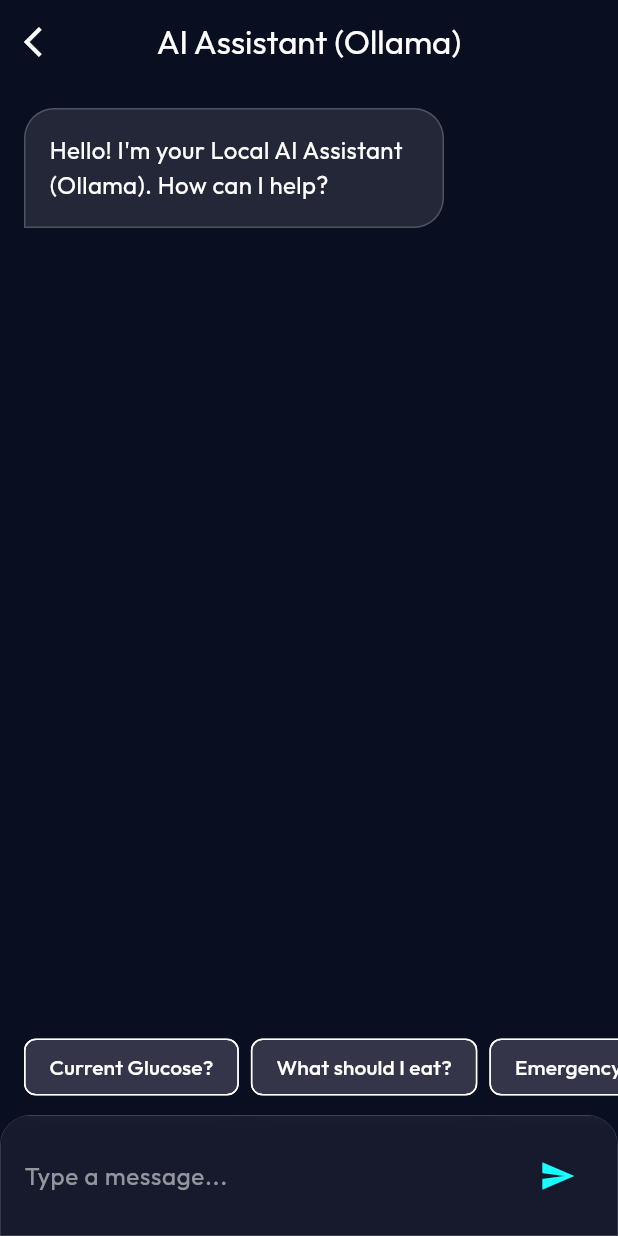
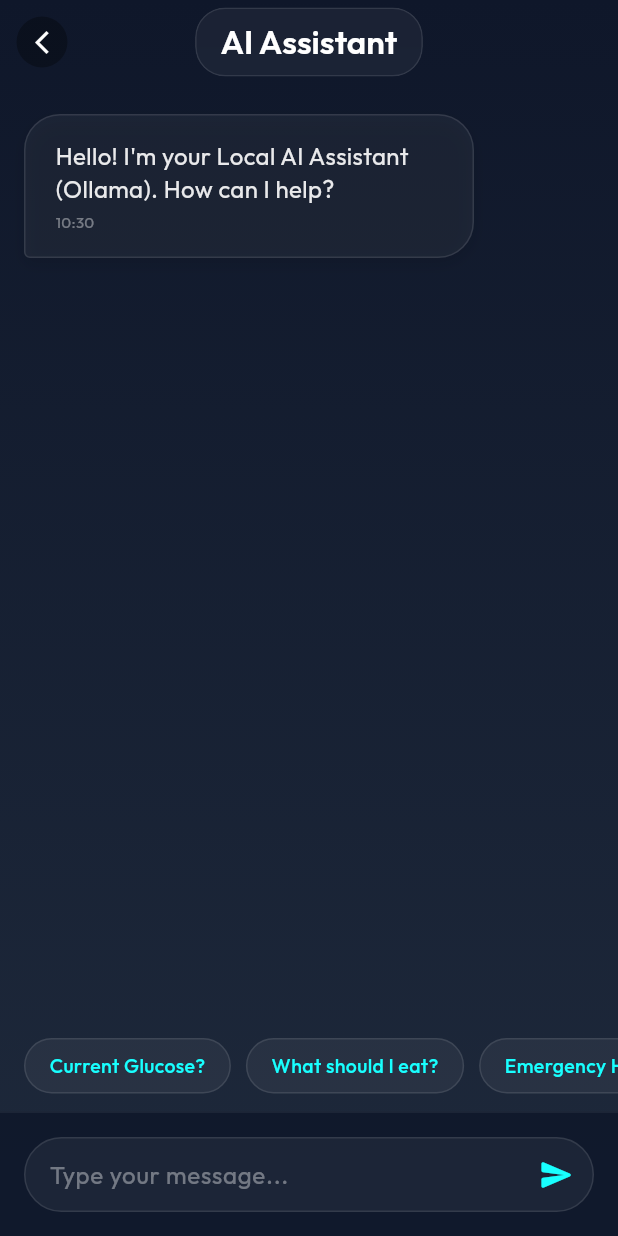
Before and after one commit to nacrezo/feng497_flutter_app, a Flutter app: the ChatbotScreen screen opened by its route, on a phone screen of 412 x 824 dp. Run offline on Flutter 3.47's test engine with Material 3 defaults, Android fonts, the phone set to English and light mode, and no system bars; drawn by our look-alikes of glassmorphism_ui; our stand-ins replace fl_chart, flutter_riverpod, go_router, google_fonts.

Commit message:
Redesign chatbot UI with modern glassmorphism
Updated the chatbot screen to use a glassmorphism style for the app bar, message bubbles, quick actions, and input area. Improved visual hierarchy, added gradients, shadows, and rounded corners for a more modern look. Refactored widget names and layouts to match the new design.

```diff
--- a/lib/screens/chatbot_screen.dart
+++ b/lib/screens/chatbot_screen.dart
@@ -40,64 +40,130 @@ class _ChatbotScreenState extends ConsumerState<ChatbotScreen> {
     WidgetsBinding.instance.addPostFrameCallback((_) => _scrollToBottom());
 
     return Scaffold(
+      extendBodyBehindAppBar: true,
       appBar: AppBar(
-        title: Text('AI Assistant (Ollama)', style: GoogleFonts.outfit()),
+        backgroundColor: Colors.transparent,
+        elevation: 0,
+        centerTitle: true,
+        title: GlassContainer(
+          blur: 10,
+          borderRadius: BorderRadius.circular(20),
+          border: Border.all(color: Colors.white.withOpacity(0.1)),
+          child: Padding(
+            padding: const EdgeInsets.symmetric(horizontal: 16, vertical: 8),
+            child: Text(
+              'AI Assistant',
+              style: GoogleFonts.outfit(
+                color: Colors.white,
+                fontWeight: FontWeight.w600,
+              ),
+            ),
+          ),
+        ),
         leading: IconButton(
-          icon: const Icon(Icons.arrow_back_ios),
+          icon: Container(
+            padding: const EdgeInsets.all(8),
+            decoration: BoxDecoration(
+              color: Colors.black.withOpacity(0.3),
+              shape: BoxShape.circle,
+            ),
+            child: const Icon(Icons.arrow_back_ios_new, size: 18),
+          ),
           onPressed: () => Navigator.pop(context),
         ),
       ),
-      body: Column(
+      body: Container(
+        decoration: const BoxDecoration(
+          gradient: LinearGradient(
+            begin: Alignment.topCenter,
+            end: Alignment.bottomCenter,
+            colors: [Color(0xFF0F172A), Color(0xFF1E293B)],
+          ),
+        ),
+        child: SafeArea(
+          child: Column(
             children: [
               Expanded(
                 child: ListView.builder(
                   controller: _scrollController,
-              padding: const EdgeInsets.all(16),
+                  padding: const EdgeInsets.symmetric(horizontal: 16, vertical: 20),
                   itemCount: messages.length,
                   itemBuilder: (context, index) {
                     final msg = messages[index];
-                return _buildMessageBubble(msg);
+                    return _buildModernMessageBubble(msg);
                   },
                 ),
               ),
-          _buildQuickActions(ref),
-          _buildInputArea(ref),
+              _buildModernQuickActions(ref),
+              _buildModernInputArea(ref),
             ],
-      ),
-    );
-  }
-
-  Widget _buildMessageBubble(ChatMessage msg) {
-    return Align(
-      alignment: msg.isUser ? Alignment.centerRight : Alignment.centerLeft,
-      child: Container(
-        margin: const EdgeInsets.only(bottom: 16),
-        constraints: const BoxConstraints(maxWidth: 280),
-        padding: const EdgeInsets.all(16),
-        decoration: BoxDecoration(
-          color: msg.isUser ? Colors.cyanAccent.withOpacity(0.2) : Colors.white.withOpacity(0.1),
-          borderRadius: BorderRadius.only(
-            topLeft: const Radius.circular(20),
-            topRight: const Radius.circular(20),
-            bottomLeft: Radius.circular(msg.isUser ? 20 : 0),
-            bottomRight: Radius.circular(msg.isUser ? 0 : 20),
-          ),
-          border: Border.all(
-            color: msg.isUser ? Colors.cyanAccent.withOpacity(0.5) : Colors.white.withOpacity(0.2),
-          ),
-        ),
-        child: Text(
-          msg.text,
-          style: GoogleFonts.outfit(
-            color: Colors.white,
-            fontSize: 16,
           ),
         ),
       ),
     );
   }
 
-  Widget _buildQuickActions(WidgetRef ref) {
+  Widget _buildModernMessageBubble(ChatMessage msg) {
+    final isUser = msg.isUser;
+    return Align(
+      alignment: isUser ? Alignment.centerRight : Alignment.centerLeft,
+      child: Container(
+        margin: const EdgeInsets.only(bottom: 16),
+        constraints: const BoxConstraints(maxWidth: 300),
+        decoration: BoxDecoration(
+          color: isUser
+              ? Colors.cyanAccent.withOpacity(0.15)
+              : Colors.white.withOpacity(0.05),
+          borderRadius: BorderRadius.only(
+            topLeft: const Radius.circular(24),
+            topRight: const Radius.circular(24),
+            bottomLeft: Radius.circular(isUser ? 24 : 4),
+            bottomRight: Radius.circular(isUser ? 4 : 24),
+          ),
+          border: Border.all(
+            color: isUser
+                ? Colors.cyanAccent.withOpacity(0.3)
+                : Colors.white.withOpacity(0.1),
+            width: 1,
+          ),
+          boxShadow: [
+            BoxShadow(
+              color: Colors.black.withOpacity(0.1),
+              blurRadius: 8,
+              offset: const Offset(0, 4),
+            ),
+          ],
+        ),
+        child: Padding(
+          padding: const EdgeInsets.symmetric(horizontal: 20, vertical: 16),
+          child: Column(
+            crossAxisAlignment: isUser ? CrossAxisAlignment.end : CrossAxisAlignment.start,
+            children: [
+              Text(
+                msg.text,
+                textAlign: TextAlign.left,
+                style: GoogleFonts.outfit(
+                  color: Colors.white.withOpacity(0.9),
+                  fontSize: 16,
+                  height: 1.4,
+                ),
+              ),
+              const SizedBox(height: 4),
+              Text(
+                "${msg.timestamp.hour}:${msg.timestamp.minute.toString().padLeft(2, '0')}",
+                style: GoogleFonts.outfit(
+                  color: Colors.white.withOpacity(0.4),
+                  fontSize: 10,
+                ),
+              ),
+            ],
+          ),
+        ),
+      ),
+    );
+  }
+
+  Widget _buildModernQuickActions(WidgetRef ref) {
     final actions = [
       "Current Glucose?",
       "What should I eat?",
@@ -106,17 +172,32 @@ class _ChatbotScreenState extends ConsumerState<ChatbotScreen> {
 
     return SingleChildScrollView(
       scrollDirection: Axis.horizontal,
-      padding: const EdgeInsets.symmetric(horizontal: 16, vertical: 8),
+      padding: const EdgeInsets.fromLTRB(16, 0, 16, 12),
       child: Row(
         children: actions.map((action) {
           return Padding(
-            padding: const EdgeInsets.only(right: 8),
-            child: ActionChip(
-              label: Text(action, style: GoogleFonts.outfit(color: Colors.white)),
-              backgroundColor: Colors.white.withOpacity(0.1),
-              onPressed: () {
+            padding: const EdgeInsets.only(right: 10),
+            child: InkWell(
+              onTap: () {
                 ref.read(ollamaChatProvider.notifier).sendMessage(action);
               },
+              borderRadius: BorderRadius.circular(30),
+              child: Container(
+                padding: const EdgeInsets.symmetric(horizontal: 16, vertical: 8),
+                decoration: BoxDecoration(
+                  color: Colors.white.withOpacity(0.05),
+                  borderRadius: BorderRadius.circular(30),
+                  border: Border.all(color: Colors.white.withOpacity(0.1)),
+                ),
+                child: Text(
+                  action,
+                  style: GoogleFonts.outfit(
+                    color: Colors.cyanAccent,
+                    fontSize: 13,
+                    fontWeight: FontWeight.w500,
+                  ),
+                ),
+              ),
             ),
           );
         }).toList(),
@@ -124,23 +205,35 @@ class _ChatbotScreenState extends ConsumerState<ChatbotScreen> {
     );
   }
 
-  Widget _buildInputArea(WidgetRef ref) {
-    return GlassContainer(
-      borderRadius: const BorderRadius.vertical(top: Radius.circular(20)),
-      blur: 10,
-      border: null,
-      child: Padding(
-        padding: const EdgeInsets.all(16.0),
+  Widget _buildModernInputArea(WidgetRef ref) {
+    return Container(
+      padding: const EdgeInsets.all(16),
+      decoration: BoxDecoration(
+        color: const Color(0xFF0F172A).withOpacity(0.9),
+        border: Border(top: BorderSide(color: Colors.white.withOpacity(0.05))),
+      ),
       child: Row(
         children: [
+          Expanded(
+            child: Container(
+              decoration: BoxDecoration(
+                color: Colors.white.withOpacity(0.05),
+                borderRadius: BorderRadius.circular(30),
+                border: Border.all(color: Colors.white.withOpacity(0.1)),
+              ),
+              child: Row(
+                children: [
+                  const SizedBox(width: 16),
                   Expanded(
                     child: TextField(
                       controller: _controller,
                       style: GoogleFonts.outfit(color: Colors.white),
                       decoration: InputDecoration(
-                  hintText: 'Type a message...',
-                  hintStyle: GoogleFonts.outfit(color: Colors.white54),
+                        hintText: 'Type your message...',
+                        hintStyle: GoogleFonts.outfit(color: Colors.white38),
                         border: InputBorder.none,
+                        isDense: true,
+                        contentPadding: const EdgeInsets.symmetric(vertical: 12),
                       ),
                       onSubmitted: (value) {
                         if (value.isNotEmpty) {
@@ -151,7 +244,7 @@ class _ChatbotScreenState extends ConsumerState<ChatbotScreen> {
                     ),
                   ),
                   IconButton(
-              icon: const Icon(Icons.send, color: Colors.cyanAccent),
+                    icon: const Icon(Icons.send_rounded, color: Colors.cyanAccent),
                     onPressed: () {
                       if (_controller.text.isNotEmpty) {
                         ref.read(ollamaChatProvider.notifier).sendMessage(_controller.text);
@@ -162,6 +255,9 @@ class _ChatbotScreenState extends ConsumerState<ChatbotScreen> {
                 ],
               ),
             ),
+          ),
+        ],
+      ),
     );
   }
 }
```
Lines whose indentation alone changed are shown as unchanged.
